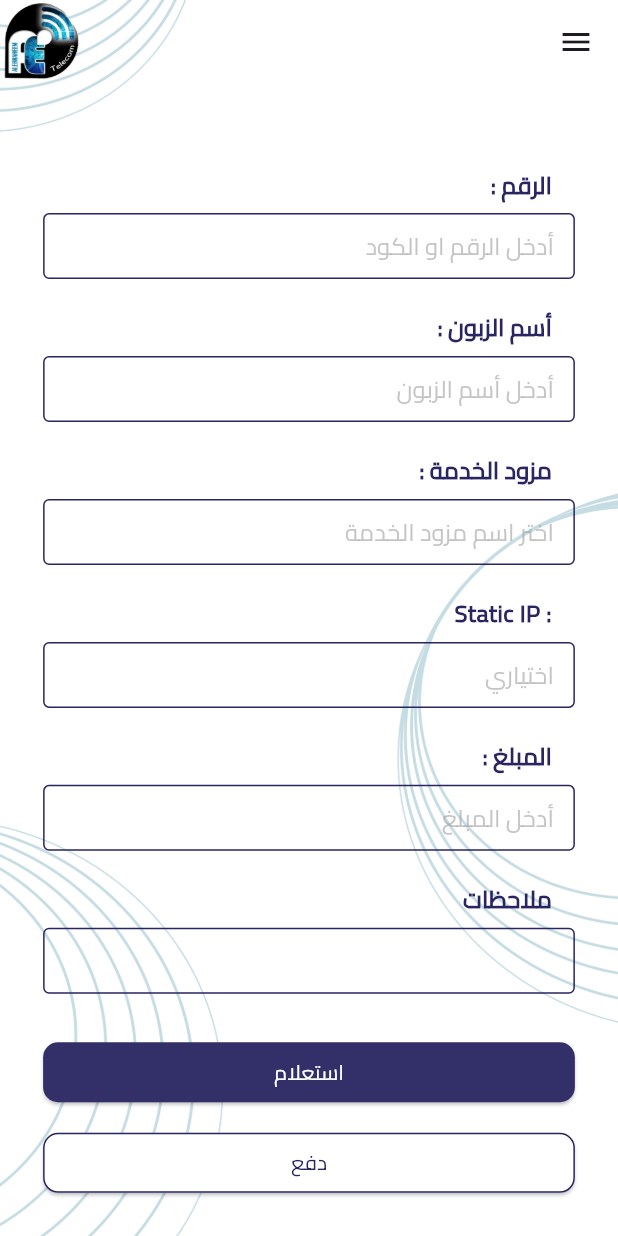
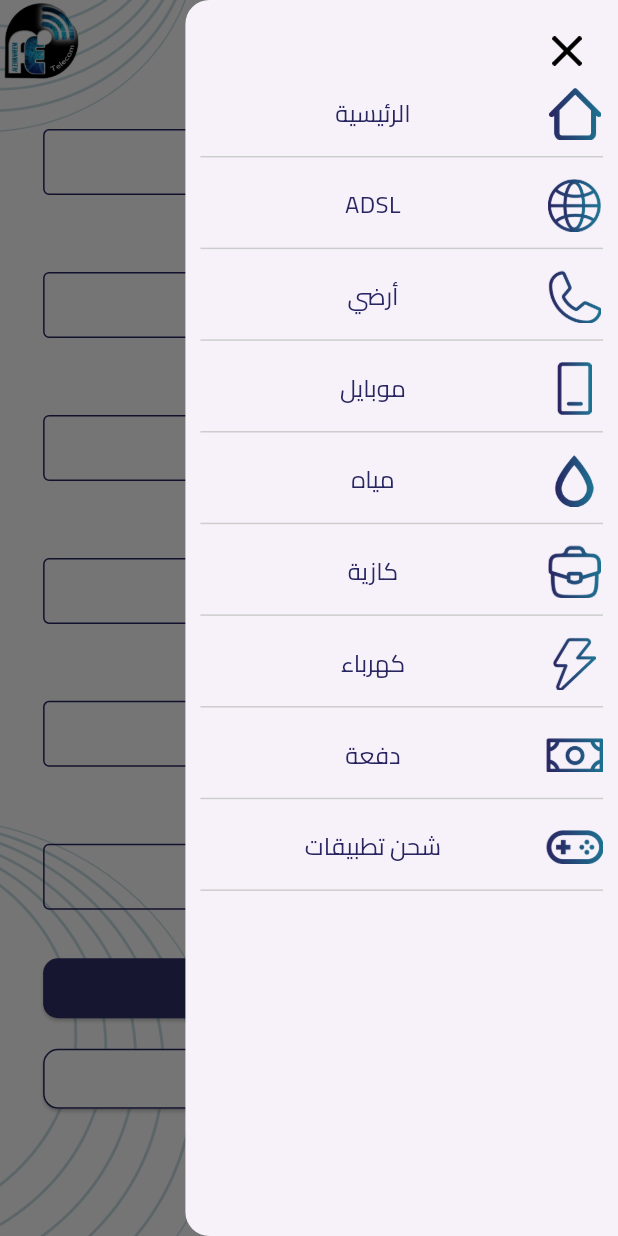
Before and after one commit to WaseemAlqahwaji/telecom-app, a Flutter app: the AdslMainScreen screen opened by its route, with the side drawer open (before the commit the screen has no drawer), on a phone screen of 412 x 824 dp. Run offline on Flutter 3.47's test engine with Material 3 defaults, Android fonts, the phone set to English and light mode, and no system bars; our stand-ins replace conditional_builder_null_safety, dropdown_button2, flutter_screenutil, gap, syncfusion_flutter_gauges, tuple.

Commit message:
implementing drawer
implement drawer ui, routing for drawer, fix categorys datatype and make it in core feature, main divider added with different width, current screen variable added for good sccuess routing

```diff
--- a/lib/config/helpers/extensions.dart
+++ b/lib/config/helpers/extensions.dart
@@ -34,6 +34,10 @@ extension Sizing on BuildContext {
     return MediaQuery.of(this).viewPadding.top + AppBar().preferredSize.height;
   }
 
+  double getStatusBarHeight() {
+    return MediaQuery.of(this).viewPadding.top;
+  }
+
   double getScreenWidth() {
     return MediaQuery.of(this).size.width;
   }
--- a/lib/config/routes/app_router.dart
+++ b/lib/config/routes/app_router.dart
@@ -5,7 +5,10 @@ import 'package:telecom_project/features/login/view/screens/login_screen.dart';
 import 'package:telecom_project/features/water/view/screens/water_main_screen.dart';
 
 class AppRouter {
+  // # TODO While user press back button it's not updating the currentScreenName, so it will make bug with drawer
+  static String? currnetScreenName;
   Route generateRoute(RouteSettings settings) {
+    currnetScreenName = settings.name;
     switch (settings.name) {
       case 'loginScreen':
         return MaterialPageRoute(
--- a/lib/features/adsl/view/screens/adsl_main_screen.dart
+++ b/lib/features/adsl/view/screens/adsl_main_screen.dart
@@ -1,9 +1,8 @@
 import 'package:flutter/material.dart';
 import 'package:flutter_screenutil/flutter_screenutil.dart';
 import 'package:gap/gap.dart';
-import 'package:telecom_project/config/helpers/extensions.dart';
 import 'package:telecom_project/config/theming/text_style.dart';
-import 'package:telecom_project/features/core/view/screens/background_screens.dart';
+import 'package:telecom_project/features/core/view/screens/core_screen.dart';
 import 'package:telecom_project/features/core/view/widgets/main_button.dart';
 import 'package:telecom_project/features/core/view/screens/scrollable_column.dart';
 
@@ -22,7 +21,6 @@ class _AdslMainScreenState extends State<AdslMainScreen> {
         padding: EdgeInsets.symmetric(horizontal: 30.0.w),
         child: ScrollColumnExpandable(
           children: [
-            Gap(context.getTopHeight()),
             rowElement(
               rowTitle: "الرقم : ",
               hintText: "أدخل الرقم او الكود",
--- /dev/null
+++ b/lib/features/core/data/local/category_data.dart
@@ -0,0 +1,16 @@
+import 'package:telecom_project/config/routes/route_path.dart';
+import 'package:tuple/tuple.dart';
+
+List<Tuple3<String,String,String>> categoryData = const [
+  Tuple3(Routes.adslScreen, "الاستعلامات", "assets/images/question_mark.png"),
+  Tuple3(Routes.adslScreen, "بياني المالي", "assets/images/istbian.png"),
+  Tuple3(Routes.adslScreen, "العمليات", "assets/images/person.png"),
+  Tuple3(Routes.adslScreen, "ADSL", "assets/images/adsl.png"),
+  Tuple3(Routes.adslScreen, "أرضي", "assets/images/phone.png"),
+  Tuple3(Routes.adslScreen, "موبايل", "assets/images/mobile.png"),
+  Tuple3(Routes.waterScreen, "مياه", "assets/images/water.png"),
+  Tuple3(Routes.adslScreen, "كازية", "assets/images/bag.png"),
+  Tuple3(Routes.adslScreen, "كهرباء", "assets/images/electric.png"),
+  Tuple3(Routes.adslScreen, "دفعة", "assets/images/cash.png"),
+  Tuple3(Routes.adslScreen, "شحن تطبيقات", "assets/images/gamejoy.png"),
+];
--- a/lib/features/core/view/screens/background_screens.dart
+++ b/lib/features/core/view/screens/core_screen.dart
@@ -1,8 +1,10 @@
 import 'package:flutter/material.dart';
 import 'package:telecom_project/config/helpers/extensions.dart';
+import 'package:telecom_project/config/routes/app_router.dart';
 import 'package:telecom_project/features/core/view/widgets/main_appbar.dart';
+import 'package:telecom_project/features/core/view/widgets/main_drawer.dart';
 
-class CoreScreen extends StatelessWidget {
+class CoreScreen extends StatefulWidget {
   final Widget child;
   const CoreScreen({
     super.key,
@@ -10,21 +12,32 @@ class CoreScreen extends StatelessWidget {
   });
 
   @override
+  State<CoreScreen> createState() => _CoreScreenState();
+}
+
+
+class _CoreScreenState extends State<CoreScreen> {
+  @override
+  void initState() {
+    print(AppRouter.currnetScreenName);
+    super.initState();
+  }
+  @override
   Widget build(BuildContext context) {
     return Container(
       width: context.getScreenWidth(),
       height: context.getScreenHeight(),
       decoration: const BoxDecoration(
-        image: DecorationImage(
-          fit: BoxFit.fill,
-          image: AssetImage("assets/images/backgroud_screens.png"),
-        )
-      ),
+          image: DecorationImage(
+        fit: BoxFit.fill,
+        image: AssetImage("assets/images/backgroud_screens.png"),
+      )),
       child: Scaffold(
+        drawer: const MainDrawer(),
         backgroundColor: Colors.transparent,
         appBar: mainAppbar,
         // extendBodyBehindAppBar: true,
-        body: child,
+        body: widget.child,
       ),
     );
   }
--- a/lib/features/core/view/widgets/main_appbar.dart
+++ b/lib/features/core/view/widgets/main_appbar.dart
@@ -1,12 +1,5 @@
 import 'package:flutter/material.dart';
 
-// TODO : Gaith for Drawer
 AppBar mainAppbar = AppBar(
-        actions: [
-          Image.asset("assets/images/logo.png")
-        ],
-        leading: IconButton(
-          onPressed: () {},
-          icon: const Icon(Icons.menu),
-        ),
-      );
+  actions: [Image.asset("assets/images/logo.png")],
+);
--- /dev/null
+++ b/lib/features/core/view/widgets/main_divider.dart
@@ -0,0 +1,10 @@
+import 'package:flutter/material.dart';
+import 'package:telecom_project/config/helpers/hex_color.dart';
+
+Widget myDivider({double width = double.infinity}) {
+  return Container(
+    color: HexColor("#CDCDCD"),
+    height: 1,
+    width: width,
+  );
+}
--- /dev/null
+++ b/lib/features/core/view/widgets/main_drawer.dart
@@ -0,0 +1,110 @@
+import 'package:flutter/material.dart';
+import 'package:flutter_screenutil/flutter_screenutil.dart';
+import 'package:gap/gap.dart';
+import 'package:telecom_project/config/helpers/extensions.dart';
+import 'package:telecom_project/config/routes/app_router.dart';
+import 'package:telecom_project/config/routes/route_path.dart';
+import 'package:telecom_project/config/theming/text_style.dart';
+import 'package:telecom_project/features/core/data/local/category_data.dart';
+import 'package:telecom_project/features/core/view/widgets/main_divider.dart';
+import 'package:tuple/tuple.dart';
+
+class MainDrawer extends StatelessWidget {
+  const MainDrawer({super.key});
+
+  @override
+  Widget build(BuildContext context) {
+    double drawerWidth = context.getScreenWidth() * .7;
+    return Drawer(
+      width: drawerWidth,
+      child: Padding(
+        padding: const EdgeInsets.all(10.0),
+        child: Column(
+          children: [
+            Gap(context.getStatusBarHeight()),
+            Row(
+              children: [
+                IconButton(
+                  icon: Image.asset(
+                    width: 22.w,
+                    height: 22.h,
+                    "assets/images/cancel.png",
+                  ),
+                  onPressed: () {
+                    context.pop();
+                  },
+                ),
+              ],
+            ),
+            Flexible(
+              child: ListView.separated(
+                padding: EdgeInsets.zero,
+                itemCount: getDrawerCategoryList().length,
+                separatorBuilder: (context, index) => Gap(16.h),
+                itemBuilder: (context, index) => drawerElement(
+                  context,
+                  itemScreenPath: getDrawerCategoryList()[index].item1,
+                  title: getDrawerCategoryList()[index].item2,
+                  iconPath: getDrawerCategoryList()[index].item3,
+                  drawerWidth: drawerWidth,
+                ),
+              ),
+            ),
+          ],
+        ),
+      ),
+    );
+  }
+
+  List<Tuple3<String, String, String>> getDrawerCategoryList() {
+    Tuple3<String, String, String> homeTupleData = const Tuple3(
+      Routes.homeScreen,
+      "الرئيسية",
+      "assets/images/home.png",
+    );
+    List<Tuple3<String, String, String>> drawerDetails = [];
+    drawerDetails.addAll(categoryData.sublist(3));
+    drawerDetails.insert(0, homeTupleData);
+    return drawerDetails;
+  }
+
+  Widget drawerElement(
+    BuildContext context, {
+    required double drawerWidth,
+    required String itemScreenPath,
+    required String title,
+    required String iconPath,
+  }) {
+    return InkWell(
+      onTap: () {
+        if (AppRouter.currnetScreenName != itemScreenPath) {
+          context.pushReplacementNamed(itemScreenPath);
+        } else {
+          context.pop();
+        }
+      },
+      child: Column(
+        children: [
+          Row(
+            children: [
+              Image.asset(
+                iconPath,
+                width: 40.w,
+                height: 40.h,
+              ),
+              Expanded(
+                child: Text(
+                  title,
+                  textAlign: TextAlign.center,
+                  style: TextStyled.font16DarkBlue400,
+                ),
+              ),
+            ],
+          ),
+          Gap(12.h),
+          myDivider(width: drawerWidth),
+        ],
+      ),
+    );
+  }
+}
--- a/lib/features/home/view/widgets/progress_indicator.dart
+++ b/lib/features/home/view/widgets/progress_indicator.dart
@@ -23,8 +23,6 @@ class _ProgressIndicator extends State<MyProgressIndicator>
   late Animation<double> _animation;
   late Animation<double> _valueAnimation;
   late Animation<double> _percentageAnimation;
-  // # TODO fix number precent
-
 
   int getIncomePercentage(int income, int currentIncome) {
     double percent;
--- a/lib/features/login/view/screens/login_screen.dart
+++ b/lib/features/login/view/screens/login_screen.dart
@@ -6,7 +6,7 @@ import 'package:telecom_project/config/helpers/hex_color.dart';
 import 'package:telecom_project/config/routes/route_path.dart';
 import 'package:telecom_project/config/theming/text_style.dart';
 import 'package:telecom_project/config/theming/theme.dart';
-import 'package:telecom_project/features/core/view/screens/background_screens.dart';
+import 'package:telecom_project/features/core/view/screens/core_screen.dart';
 import 'package:telecom_project/features/core/view/widgets/main_button.dart';
 
 class LoginScreen extends StatefulWidget {
--- a/lib/features/water/view/screens/water_main_screen.dart
+++ b/lib/features/water/view/screens/water_main_screen.dart
@@ -2,9 +2,8 @@ import 'package:conditional_builder_null_safety/conditional_builder_null_safety.
 import 'package:flutter/material.dart';
 import 'package:flutter_screenutil/flutter_screenutil.dart';
 import 'package:gap/gap.dart';
-import 'package:telecom_project/config/helpers/extensions.dart';
 import 'package:telecom_project/config/theming/text_style.dart';
-import 'package:telecom_project/features/core/view/screens/background_screens.dart';
+import 'package:telecom_project/features/core/view/screens/core_screen.dart';
 import 'package:telecom_project/features/core/view/widgets/main_button.dart';
 import 'package:telecom_project/features/core/view/screens/scrollable_column.dart';
 import 'package:telecom_project/features/water/view/widgets/dropdown_widget.dart';
--- a/pubspec.yaml
+++ b/pubspec.yaml
@@ -37,6 +37,7 @@ dependencies:
   flutter_staggered_grid_view: ^0.7.0
   dropdown_button2: ^2.3.9
   syncfusion_flutter_gauges: ^25.2.7
+  tuple: ^2.0.2
 
 
 
```
Also changed, not shown: lib/features/home/view/screens/home_screen.dart (+34 -117 lines), assets/images/cancel.png (added), assets/images/home.png (added), pubspec.lock.
